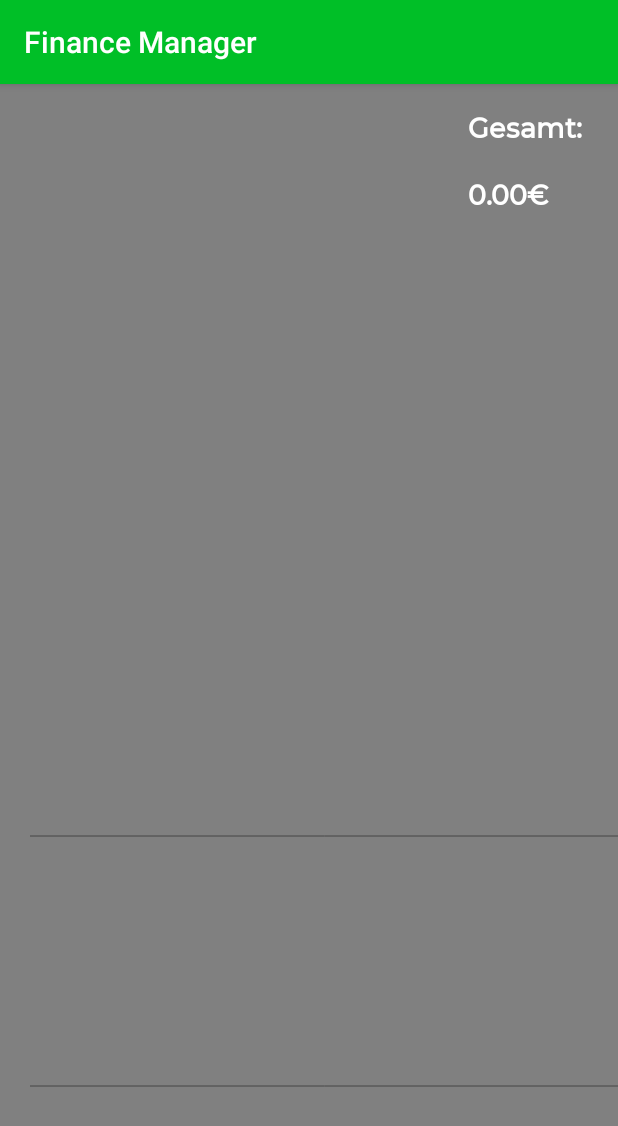
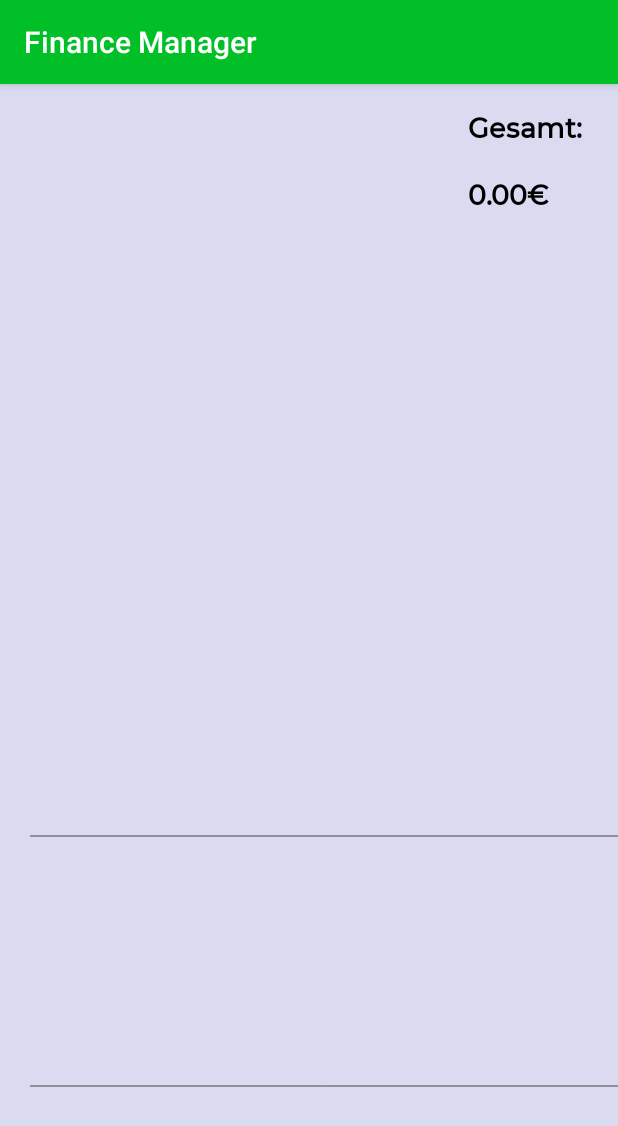
Before and after one commit to haidepzai/Finance-Manager-Android, an Android app: the BarChartActivity screen opened directly, with no data from a screen before it, on a phone screen of 412 x 824 dp. Shown: the top 1126 px of the screen. Run offline under Robolectric (Android 15) with nearby library versions, the phone set to English and light mode, and no system bars.

Commit message:
Better looking background and popup

```diff
--- a/FinanceManager/app/build.gradle
+++ b/FinanceManager/app/build.gradle
@@ -42,7 +42,7 @@ dependencies {
     androidTestImplementation 'com.android.support.test.espresso:espresso-contrib:3.0.2'
     androidTestImplementation 'androidx.test.espresso:espresso-core:3.2.0'
     androidTestImplementation 'androidx.test:runner:1.2.0'
-    androidTestImplementation 'androidx.test:rules:1.2.0'
+    androidTestImplementation 'androidx.test:rules:1.3.0-rc01'
 
     implementation "androidx.room:room-runtime:2.2.5"
     annotationProcessor "androidx.room:room-compiler:2.2.5"
--- a/FinanceManager/app/src/main/java/de/hdmstuttgart/financemanager/Fragments/MainFragment.java
+++ b/FinanceManager/app/src/main/java/de/hdmstuttgart/financemanager/Fragments/MainFragment.java
@@ -81,6 +81,7 @@ public class MainFragment extends Fragment implements RecyclerViewAdapter.OnNote
 
         //Dialog (Popup Fenster) zum Hinzufügen weitere Elemente
         myDialog = new Dialog(Objects.requireNonNull(getContext()));
+        Objects.requireNonNull(myDialog.getWindow()).setBackgroundDrawable(new ColorDrawable(Color.TRANSPARENT));
 
         //Change Date
         mDateSetListener = (view, year, month, dayOfMonth) -> {
--- a/FinanceManager/app/src/main/res/layout/activity_bar_chart.xml
+++ b/FinanceManager/app/src/main/res/layout/activity_bar_chart.xml
@@ -5,7 +5,7 @@
     android:layout_width="match_parent"
     android:layout_height="match_parent"
     tools:context=".Activity.BarChartActivity"
-    android:background="@color/gray">
+    android:background="#dadbf0">
 
     <LinearLayout
         android:layout_width="match_parent"
@@ -16,7 +16,7 @@
         app:layout_constraintStart_toStartOf="parent"
         app:layout_constraintTop_toTopOf="parent"
         app:layout_constraintVertical_bias="0.0"
-        android:background="@color/gray"
+        android:background="#dadbf0"
         android:orientation="vertical">
 
         <TextView
@@ -94,7 +94,7 @@
         android:layout_height="wrap_content"
         android:fontFamily="@font/font"
         android:text="@string/total_amount"
-        android:textColor="#FFFFFF"
+        android:textColor="#000000"
         android:textSize="18sp"
         android:textStyle="bold"
         app:layout_constraintBottom_toBottomOf="parent"
@@ -112,7 +112,7 @@
         android:layout_marginTop="20dp"
         android:fontFamily="@font/font"
         android:text="@string/value_zero"
-        android:textColor="#FFFFFF"
+        android:textColor="#000"
         android:textSize="18sp"
         android:textStyle="bold"
         app:layout_constraintStart_toStartOf="@+id/totalAmountView"
@@ -134,7 +134,7 @@
         android:layout_width="wrap_content"
         android:layout_height="wrap_content"
         android:text="@string/value_zero"
-        android:textColor="@color/white"
+        android:textColor="#000"
         android:textStyle="italic"
         app:layout_constraintBottom_toBottomOf="parent"
         app:layout_constraintEnd_toEndOf="parent"
@@ -148,7 +148,7 @@
         android:layout_width="wrap_content"
         android:layout_height="wrap_content"
         android:text="@string/value_zero"
-        android:textColor="@color/white"
+        android:textColor="#000"
         android:textStyle="italic"
         app:layout_constraintBottom_toBottomOf="parent"
         app:layout_constraintEnd_toEndOf="parent"
--- a/FinanceManager/app/src/main/res/layout/activity_category_detail.xml
+++ b/FinanceManager/app/src/main/res/layout/activity_category_detail.xml
@@ -34,7 +34,7 @@
             android:layout_height="match_parent"
             android:padding="4dp"
             android:scrollbars="vertical"
-            android:background="@android:color/darker_gray"
+            android:background="#dadbf0"
             android:layoutAnimation="@anim/layout_animation">
         </androidx.recyclerview.widget.RecyclerView>
     </RelativeLayout>
--- a/FinanceManager/app/src/main/res/layout/activity_item_detail.xml
+++ b/FinanceManager/app/src/main/res/layout/activity_item_detail.xml
@@ -4,7 +4,8 @@
     xmlns:tools="http://schemas.android.com/tools"
     android:layout_width="match_parent"
     android:layout_height="match_parent"
-    tools:context=".Activity.ItemDetailActivity">
+    tools:context=".Activity.ItemDetailActivity"
+    android:background="#FFF">
 
 
     <ImageView
--- a/FinanceManager/app/src/main/res/layout/activity_main.xml
+++ b/FinanceManager/app/src/main/res/layout/activity_main.xml
@@ -7,7 +7,8 @@
     android:layout_height="match_parent"
     android:fitsSystemWindows="true"
     tools:context=".Activity.MainActivity"
-    tools:openDrawer="start">
+    tools:openDrawer="start"
+    android:background="#FFF">
 
     <LinearLayout
         android:layout_width="match_parent"
--- a/FinanceManager/app/src/main/res/layout/custompopup.xml
+++ b/FinanceManager/app/src/main/res/layout/custompopup.xml
@@ -4,7 +4,7 @@
     android:layout_width="350dp"
     android:layout_height="475dp"
     android:layout_gravity="center"
-    android:background="#EFF0F1"
+    android:background="@drawable/popup_background"
     android:orientation="vertical"
     android:padding="10dp">
 
--- a/FinanceManager/app/src/main/res/layout/fragment_impressum.xml
+++ b/FinanceManager/app/src/main/res/layout/fragment_impressum.xml
@@ -4,7 +4,7 @@
     xmlns:tools="http://schemas.android.com/tools"
     android:layout_width="match_parent"
     android:layout_height="match_parent"
-    android:background="#FFFFFF">
+    android:background="#dadbf0">
 
     <TextView
         android:id="@+id/textView"
--- a/FinanceManager/app/src/main/res/layout/fragment_main.xml
+++ b/FinanceManager/app/src/main/res/layout/fragment_main.xml
@@ -36,7 +36,7 @@
           android:layout_height="match_parent"
           android:padding="4dp"
           android:scrollbars="vertical"
-          android:background="@android:color/darker_gray"
+          android:background="#dadbf0"
           android:layoutAnimation="@anim/layout_animation">
 
       </androidx.recyclerview.widget.RecyclerView>
--- a/FinanceManager/app/src/main/res/layout/fragment_search.xml
+++ b/FinanceManager/app/src/main/res/layout/fragment_search.xml
@@ -2,7 +2,9 @@
 <LinearLayout xmlns:android="http://schemas.android.com/apk/res/android"
     android:layout_width="match_parent"
     android:layout_height="match_parent"
-    android:orientation="vertical">
+    android:orientation="vertical"
+    android:background="#FFF"
+    >
 
     <LinearLayout
         android:layout_width="match_parent"
@@ -163,7 +165,7 @@
             android:id="@+id/recyclerViewSearch"
             android:layout_width="match_parent"
             android:layout_height="match_parent"
-            android:background="@android:color/darker_gray"
+            android:background="#dadbf0"
             android:padding="4dp"
             android:scrollbars="vertical"/>
 
--- a/FinanceManager/app/src/main/res/layout/fragment_statistic.xml
+++ b/FinanceManager/app/src/main/res/layout/fragment_statistic.xml
@@ -60,7 +60,7 @@
         android:layout_width="match_parent"
         android:layout_height="wrap_content"
         android:layout_marginTop="20dp"
-        android:background="@android:color/darker_gray"
+        android:background="#dadbf0"
         >
 
         <ListView
@@ -68,7 +68,7 @@
             android:layout_width="match_parent"
             android:layout_height="match_parent"
             android:layout_marginTop="4dp"
-            android:background="@android:color/darker_gray"
+            android:background="#dadbf0"
             android:divider="#00000000"
             android:dividerHeight="8dp"
             android:layoutAnimation="@anim/layout_animation"
```
Also changed, not shown: FinanceManager/app/src/main/res/drawable/popup_background.xml (added, +12 -0 lines).
